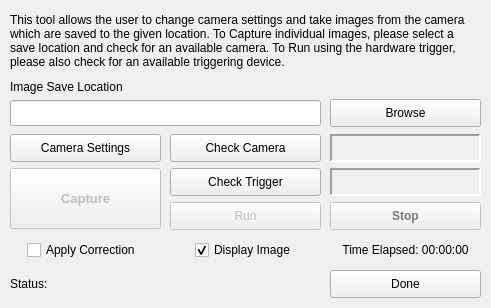
Above: gui/dialogImageCapture.ui from Spinarakk/defectmonitor before the change. Below: the same form after it.
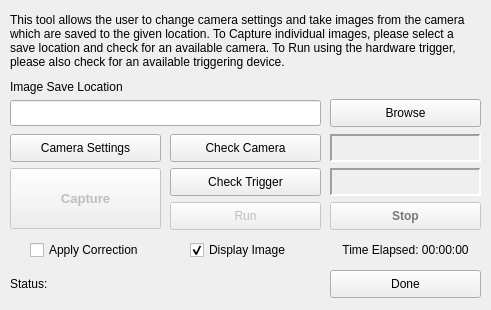
That is the form after the change. Icons and pictures are not drawn.

Commit message: - Set up another local machine to run the program on - Installed TeamViewer to remotely access the computer which will be in the laser printer - Created a batch file that will run the program without needing an IDE - Implemented notification sending into the main program - Function that sends a notification if an image isn't captured within a time period - Took more calibration pictures to use for the homography matrix - Finialized the camera parameters to be used for the meantime to calibrate the taken images

The edit to the form file:
```diff
--- a/gui/dialogImageCapture.ui
+++ b/gui/dialogImageCapture.ui
@@ -7,9 +7,21 @@
     <x>0</x>
     <y>0</y>
     <width>491</width>
-    <height>308</height>
+    <height>310</height>
    </rect>
   </property>
+  <property name="minimumSize">
+   <size>
+    <width>491</width>
+    <height>310</height>
+   </size>
+  </property>
+  <property name="maximumSize">
+   <size>
+    <width>491</width>
+    <height>310</height>
+   </size>
+  </property>
   <property name="windowTitle">
    <string>Image Capture</string>
   </property>
@@ -285,7 +297,7 @@
   <widget class="QCheckBox" name="checkApplyCorrection">
    <property name="geometry">
     <rect>
-     <x>27</x>
+     <x>30</x>
      <y>236</y>
      <width>131</width>
      <height>28</height>
@@ -345,7 +357,7 @@
   <widget class="QCheckBox" name="checkDisplayImage">
    <property name="geometry">
     <rect>
-     <x>195</x>
+     <x>190</x>
      <y>236</y>
      <width>131</width>
      <height>28</height>
```
The commit also changes 14 other files.
